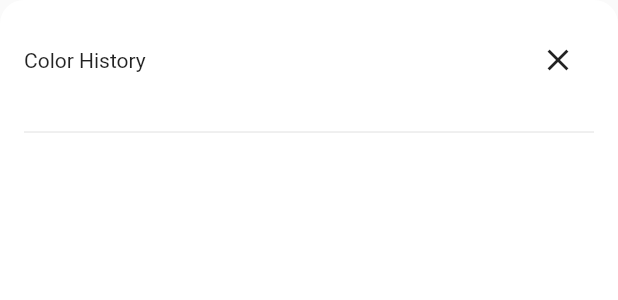
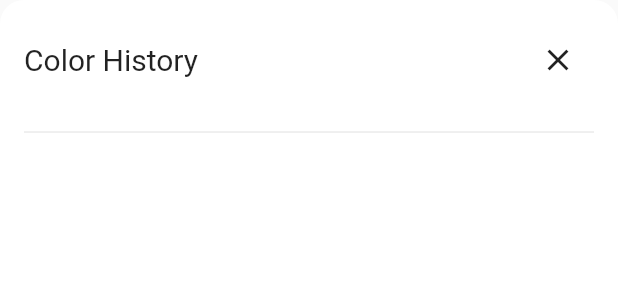
Before and after one commit to sgs2007/color_picker, a Flutter app: the ColorHistoryModalWindow widget shown alone on an empty page, opened directly, on a phone screen of 412 x 824 dp. Shown: the top 300 px of the screen. Run offline on Flutter 3.47's test engine with Material 2 defaults, Android fonts, the phone set to English and light mode, and no system bars.

Commit message:
add style to modal header

```diff
--- a/lib/color_picker/widgets/color_history_modal_window.dart
+++ b/lib/color_picker/widgets/color_history_modal_window.dart
@@ -37,7 +37,13 @@ class ColorHistoryModalWindow extends StatelessWidget {
             Row(
               mainAxisAlignment: MainAxisAlignment.spaceBetween,
               children: [
-                const Text('Color History'),
+                const Text(
+                  'Color History',
+                  style: TextStyle(
+                    fontSize: 20,
+                    fontWeight: FontWeight.w400,
+                  ),
+                ),
                 IconButton(
                   onPressed: () => Navigator.pop(context),
                   icon: const Icon(Icons.close),
```
